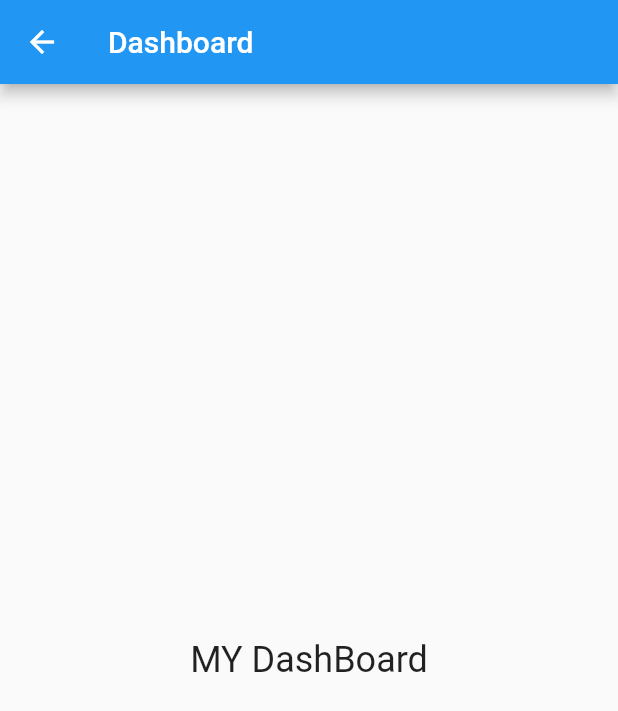
After one commit to pratikgithub123/FoodDelivery_MobileApp, a Flutter app: the DashboardScreen screen opened by its route, on a phone screen of 412 x 824 dp. The commit adds this screen. Shown: the top 711 px of the screen. Run offline on Flutter 3.47's test engine with Material 2 defaults, Android fonts, the phone set to English and light mode, and no system bars.

Commit message:
dashboard

```diff
--- /dev/null
+++ b/lib/dashboard_screen.dart
@@ -0,0 +1,29 @@
+import 'package:flutter/material.dart';
+
+
+class DashboardScreen extends StatefulWidget {
+  const DashboardScreen({super.key});
+
+  @override
+  _DashboardScreenState createState() => _DashboardScreenState();
+}
+
+class _DashboardScreenState extends State<DashboardScreen> {
+  @override
+  Widget build(BuildContext context) {
+    return Scaffold(
+      appBar: AppBar(
+        title: const Text('Dashboard'),
+      ),
+      body: Container(
+        padding: const EdgeInsets.all(16.0),
+        child: const Center(
+          child: Text(
+            'MY DashBoard',
+            style: TextStyle(fontSize: 24.0),
+          ),
+        ),
+      ),
+    );
+  }
+}
--- a/lib/main.dart
+++ b/lib/main.dart
@@ -1,5 +1,6 @@
 import 'package:flutter/material.dart';
 
+import 'dashboard_screen.dart';
 import 'login_screen.dart';
 import 'signup_screen.dart';
 
@@ -29,7 +30,7 @@ class MyApp extends StatelessWidget {
       ),
       home: const MyHomePage(title: 'MyLogin'),
       routes: {
-
+        '/dashboard': (context) => const DashboardScreen(),
         '/login': (context) => LoginScreen(),
         '/signup': (context) => SignupScreen(),
       },
```
